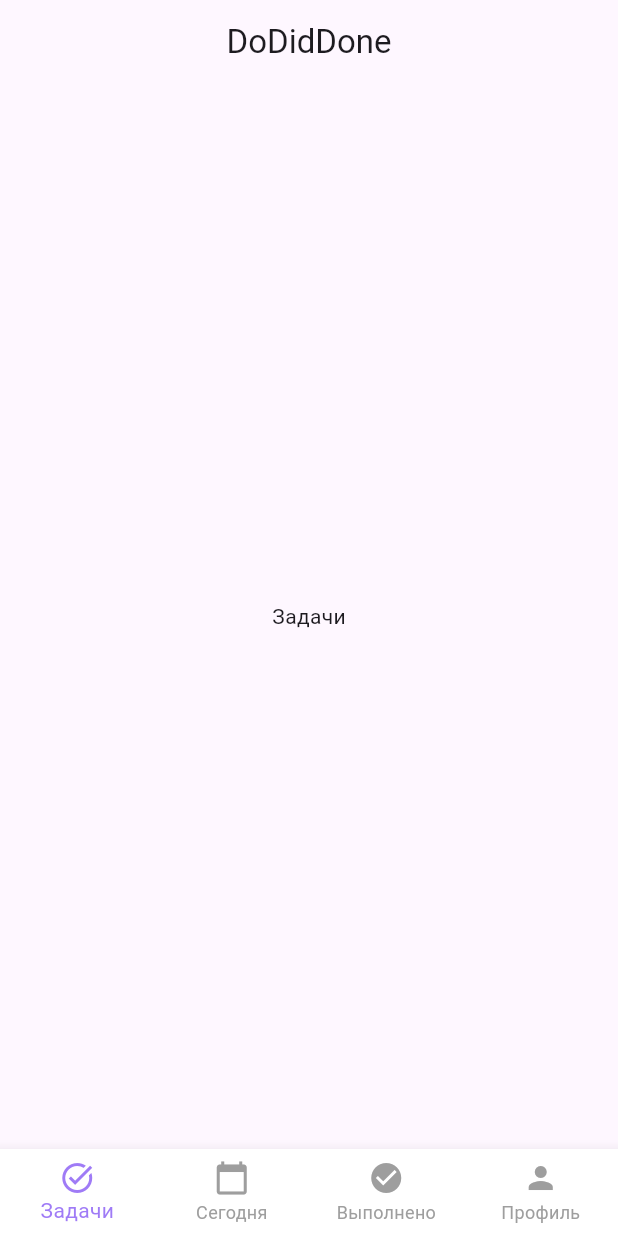
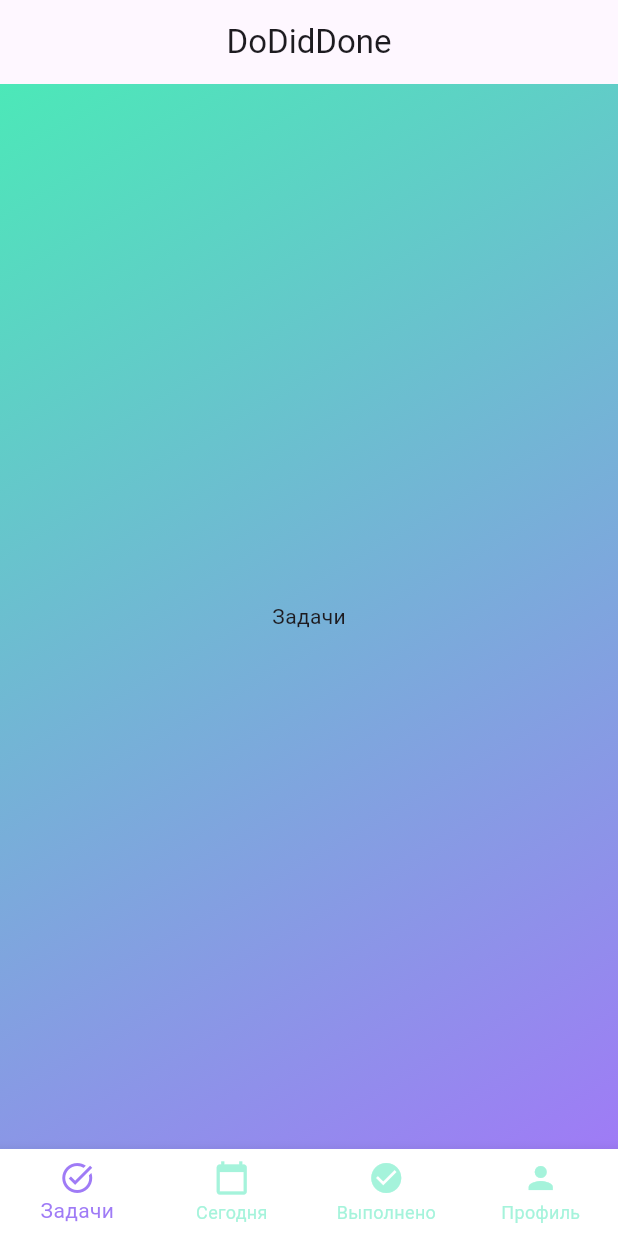
Before and after one commit to sergeytru1/zc_dodiddone, a Flutter app: the MainPage screen opened directly, on a phone screen of 412 x 824 dp. Run offline on Flutter 3.47's test engine with Material 3 defaults, Android fonts, the light colour scheme and no system bars.

Commit message:
changed collors for MainPage and BottomNavigationBar

```diff
--- a/lib/pages/main_page.dart
+++ b/lib/pages/main_page.dart
@@ -1,4 +1,5 @@
 import 'package:flutter/material.dart';
+import '../theme/theme.dart';
 
 class MainPage extends StatefulWidget {
   const MainPage({Key? key}) : super(key: key);
@@ -32,8 +33,20 @@
         title: const Text('DoDidDone'),
         centerTitle: true,
       ),
-      body: Center(
-        child: _widgetOptions.elementAt(_selectedIndex),
+      body: Container( // Add Container for gradient
+        decoration: BoxDecoration(
+          gradient: LinearGradient(
+            begin: Alignment.topLeft,
+            end: Alignment.bottomRight, // Adjust gradient direction if needed
+            colors: [
+              DoDidDoneTheme.lightTheme.colorScheme.secondary,
+              DoDidDoneTheme.lightTheme.colorScheme.primary,
+            ],
+          ),
+        ),
+        child: Center(
+          child: _widgetOptions.elementAt(_selectedIndex),
+        ),
       ),
       bottomNavigationBar: BottomNavigationBar(
         items: const <BottomNavigationBarItem>[
--- a/lib/theme/theme.dart
+++ b/lib/theme/theme.dart
@@ -22,7 +22,7 @@
     bottomNavigationBarTheme: BottomNavigationBarThemeData(
       backgroundColor: Colors.white, // Set background color
       selectedItemColor: const Color(0xFF9F7BF6), // Set selected item color
-      unselectedItemColor: Colors.grey, // Set unselected item color
+      unselectedItemColor: const Color(0xFF4CE8B8).withOpacity(0.5), // Set unselected item color
       showUnselectedLabels: true, // Show labels for unselected items
       type: BottomNavigationBarType.fixed, // Use fixed type for consistent size
     ),
```
